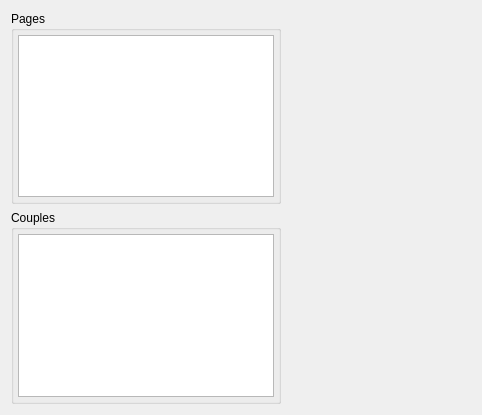
Qt form fxtester/ui/fxcentralwidget.ui (AlexanderR9/repo_qt5) before a commit.
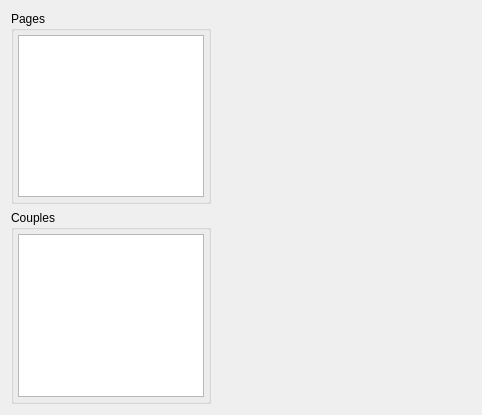
The same form after that commit.

Diff of the .ui file:
```diff
--- a/fxtester/ui/fxcentralwidget.ui
+++ b/fxtester/ui/fxcentralwidget.ui
@@ -16,6 +16,12 @@
   <layout class="QGridLayout" name="gridLayout">
    <item row="0" column="0">
     <widget class="QGroupBox" name="pagesBox">
+     <property name="maximumSize">
+      <size>
+       <width>200</width>
+       <height>16777215</height>
+      </size>
+     </property>
      <property name="title">
       <string>Pages</string>
      </property>
@@ -50,6 +56,12 @@
    </item>
    <item row="1" column="0">
     <widget class="QGroupBox" name="couplesBox">
+     <property name="maximumSize">
+      <size>
+       <width>200</width>
+       <height>16777215</height>
+      </size>
+     </property>
      <property name="title">
       <string>Couples</string>
      </property>
```
